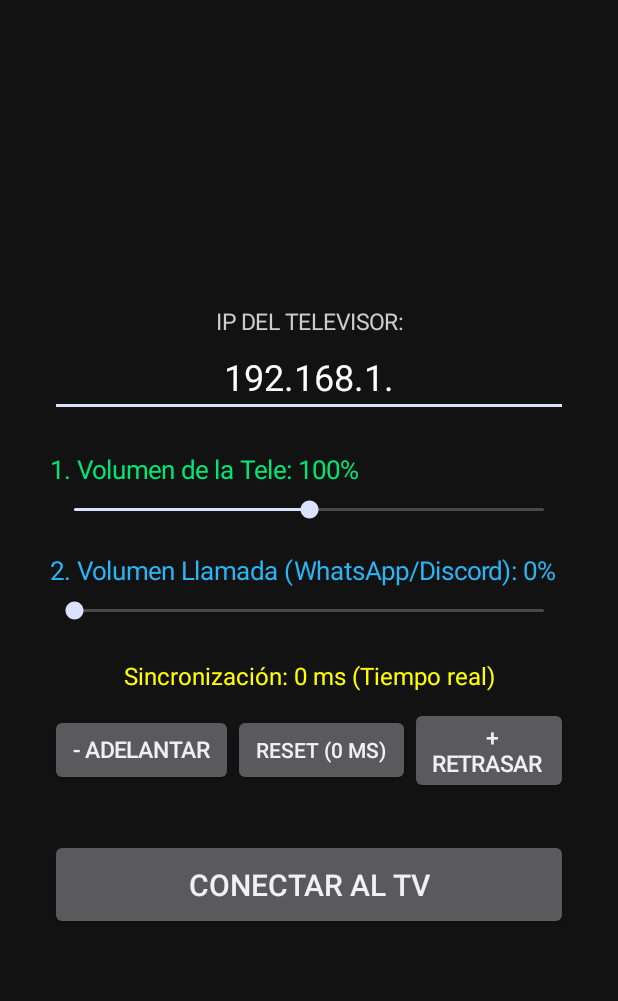
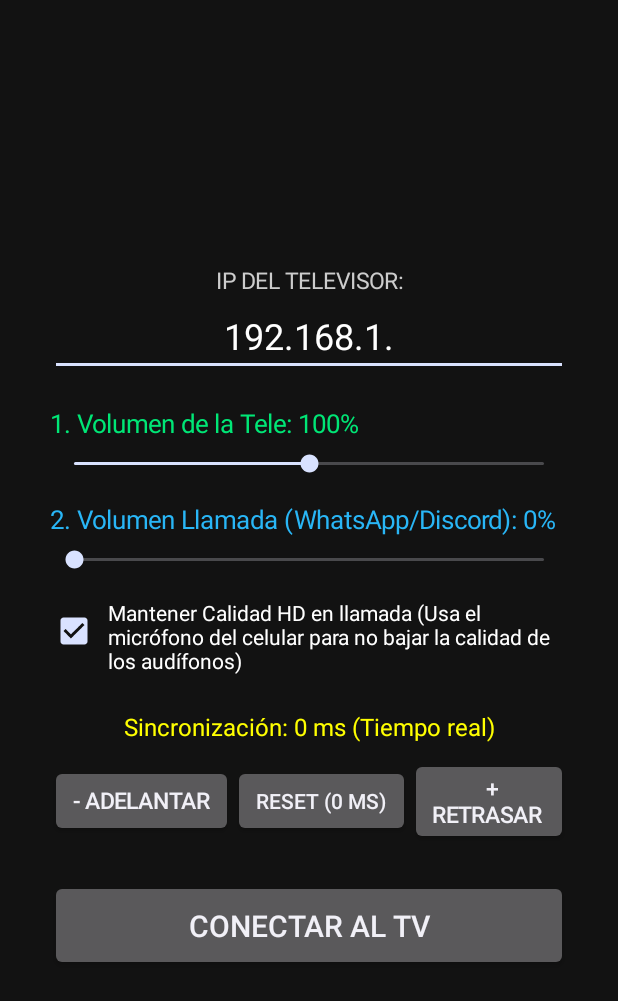
Before and after one commit to bamm23/tv-audio-streamer, an Android app: the screen it shows after launch (MainActivity), on a phone screen of 412 x 824 dp. Shown: the top 1001 px of the screen. Run offline under Robolectric (Android 15) with nearby library versions, the phone set to English and light mode, and no system bars.

Commit message:
Update MainActivity.kt

```diff
--- a/mobile/src/main/java/com/audio/mobile/MainActivity.kt
+++ b/mobile/src/main/java/com/audio/mobile/MainActivity.kt
@@ -39,7 +39,6 @@ class MainActivity : Activity() {
             setPadding(50, 40, 50, 40)
         }
 
-        // --- SECCIÓN 1: CONEXIÓN IP ---
         val tvLabel = TextView(this).apply {
             text = "IP DEL TELEVISOR:"
             textSize = 15f
@@ -55,16 +54,15 @@ class MainActivity : Activity() {
             gravity = Gravity.CENTER
         }
 
-        // --- SECCIÓN 2: VOLUMEN 1 (TELEVISOR CON AMPLIFICADOR 200%) ---
         val tvVolTv = TextView(this).apply {
             text = "1. Volumen de la Tele: ${(ReceiverService.tvVolume * 100).toInt()}%"
             textSize = 17f
             setTextColor(Color.parseColor("#00E676"))
-            setPadding(0, 35, 0, 10)
+            setPadding(0, 30, 0, 10)
         }
 
         val seekVolTv = SeekBar(this).apply {
-            max = 200 // Permite hasta 200% (Amplificador de películas bajas)
+            max = 200
             progress = (ReceiverService.tvVolume * 100).toInt()
             setOnSeekBarChangeListener(object : SeekBar.OnSeekBarChangeListener {
                 override fun onProgressChanged(s: SeekBar?, p: Int, b: Boolean) {
@@ -77,7 +75,6 @@ class MainActivity : Activity() {
             })
         }
 
-        // --- SECCIÓN 3: VOLUMEN 2 (LLAMADA / CELULAR) ---
         val maxCallVol = audioManager.getStreamMaxVolume(AudioManager.STREAM_VOICE_CALL)
         val curCallVol = audioManager.getStreamVolume(AudioManager.STREAM_VOICE_CALL)
 
@@ -85,7 +82,7 @@ class MainActivity : Activity() {
             text = "2. Volumen Llamada (WhatsApp/Discord): ${(curCallVol * 100) / maxOf(1, maxCallVol)}%"
             textSize = 17f
             setTextColor(Color.parseColor("#29B6F6"))
-            setPadding(0, 30, 0, 10)
+            setPadding(0, 25, 0, 10)
         }
 
         val seekVolCall = SeekBar(this).apply {
@@ -93,7 +90,6 @@ class MainActivity : Activity() {
             progress = curCallVol
             setOnSeekBarChangeListener(object : SeekBar.OnSeekBarChangeListener {
                 override fun onProgressChanged(s: SeekBar?, p: Int, b: Boolean) {
-                    // Ajusta el volumen de la llamada en el sistema Android
                     audioManager.setStreamVolume(AudioManager.STREAM_VOICE_CALL, p, 0)
                     val pct = (p * 100) / maxOf(1, maxCallVol)
                     tvVolCall.text = "2. Volumen Llamada (WhatsApp/Discord): $pct%"
@@ -103,13 +99,28 @@ class MainActivity : Activity() {
             })
         }
 
-        // --- SECCIÓN 4: SINCRONIZACIÓN DE LABIOS (- / +) ---
+        // --- INTERRUPTOR PARA FORZAR ALTA CALIDAD (A2DP) EN LLAMADAS ---
+        val chkForceHd = CheckBox(this).apply {
+            text = "Mantener Calidad HD en llamada (Usa el micrófono del celular para no bajar la calidad de los audífonos)"
+            setTextColor(Color.WHITE)
+            textSize = 14f
+            isChecked = ReceiverService.forceHdAudio
+            setPadding(10, 25, 10, 15)
+            setOnCheckedChangeListener { _, isChecked ->
+                ReceiverService.forceHdAudio = isChecked
+                if (isChecked) {
+                    audioManager.isBluetoothScoOn = false
+                    audioManager.stopBluetoothSco()
+                }
+            }
+        }
+
         val tvSyncLabel = TextView(this).apply {
             text = getSyncText(ReceiverService.syncOffsetMs)
             textSize = 16f
             setTextColor(Color.YELLOW)
             gravity = Gravity.CENTER
-            setPadding(0, 35, 0, 15)
+            setPadding(0, 20, 0, 15)
         }
 
         val syncRow = LinearLayout(this).apply {
@@ -121,7 +132,6 @@ class MainActivity : Activity() {
             text = " - Adelantar "
             textSize = 15f
             setOnClickListener {
-                // Reduce delay activando purga agresiva de búfer (hasta -100ms de compensación)
                 ReceiverService.syncOffsetMs = maxOf(-100, ReceiverService.syncOffsetMs - 10)
                 ReceiverService.triggerFlush = true
                 tvSyncLabel.text = getSyncText(ReceiverService.syncOffsetMs)
@@ -151,7 +161,6 @@ class MainActivity : Activity() {
         syncRow.addView(btnZero)
         syncRow.addView(btnPlus)
 
-        // --- SECCIÓN 5: BOTÓN DE CONEXIÓN ---
         val btnConnect = Button(this).apply {
             text = if (ReceiverService.isRunning) "DESCONECTAR" else "CONECTAR AL TV"
             textSize = 20f
@@ -159,7 +168,7 @@ class MainActivity : Activity() {
             val params = LinearLayout.LayoutParams(
                 LinearLayout.LayoutParams.MATCH_PARENT,
                 LinearLayout.LayoutParams.WRAP_CONTENT
-            ).apply { topMargin = 45 }
+            ).apply { topMargin = 35 }
             layoutParams = params
 
             setOnClickListener {
@@ -184,6 +193,7 @@ class MainActivity : Activity() {
         layout.addView(seekVolTv)
         layout.addView(tvVolCall)
         layout.addView(seekVolCall)
+        layout.addView(chkForceHd)
         layout.addView(tvSyncLabel)
         layout.addView(syncRow)
         layout.addView(btnConnect)
@@ -194,7 +204,7 @@ class MainActivity : Activity() {
 
     private fun getSyncText(ms: Int): String {
         return when {
-            ms < 0 -> "Sincronización: $ms ms (Modo Ultra-Rápido / Anti-Delay)"
+            ms < 0 -> "Sincronización: $ms ms (Modo Anti-Delay)"
             ms > 0 -> "Sincronización: +$ms ms (Audio retrasado)"
             else -> "Sincronización: 0 ms (Tiempo real)"
         }
@@ -207,11 +217,11 @@ class ReceiverService : Service() {
         @Volatile var tvVolume = 1.0f
         @Volatile var syncOffsetMs = 0
         @Volatile var triggerFlush = false
+        @Volatile var forceHdAudio = true
         private var audioTrack: AudioTrack? = null
 
         fun updateTvVolume(v: Float) {
             tvVolume = v
-            // Si el volumen es menor o igual a 100%, usa ganancia nativa; si supera 100%, amplifica por software
             try { audioTrack?.setVolume(minOf(1.0f, v)) } catch (e: Exception) {}
         }
     }
@@ -227,8 +237,8 @@ class ReceiverService : Service() {
         val nm = getSystemService(NotificationManager::class.java)
         nm.createNotificationChannel(NotificationChannel(channelId, "Receptor TV", NotificationManager.IMPORTANCE_LOW))
         val notif = Notification.Builder(this, channelId)
-            .setContentTitle("Audio de TV + Llamada Activo")
-            .setContentText("Sincronización y doble volumen activados")
+            .setContentTitle("Audio de TV + Llamada HD Activo")
+            .setContentText("Sonido estéreo 48kHz protegido")
             .setSmallIcon(android.R.drawable.ic_lock_silent_mode_off)
             .build()
 
@@ -250,20 +260,26 @@ class ReceiverService : Service() {
 
     private fun startReceiving(tvIp: String) {
         isRunning = true
+        val audioManager = getSystemService(Context.AUDIO_SERVICE) as AudioManager
+
         socket = DatagramSocket(50006).apply {
-            // Reducir búfer de red del sistema para evitar que se acumulen paquetes viejos
             receiveBufferSize = 3840
         }
 
+        // Hilo que envía latidos al TV y vigila que Discord no degrade la calidad Bluetooth a SCO (8kHz)
         thread {
             val ping = "PING".toByteArray()
             while (isRunning) {
                 try {
+                    if (forceHdAudio && audioManager.isBluetoothScoOn) {
+                        audioManager.isBluetoothScoOn = false
+                        audioManager.stopBluetoothSco()
+                    }
                     val addr = InetAddress.getByName(tvIp)
                     socket?.send(DatagramPacket(ping, ping.size, addr, 50005))
-                    Thread.sleep(2000)
+                    Thread.sleep(1500)
                 } catch (e: Exception) {
-                    try { Thread.sleep(2000) } catch (ex: Exception) {}
+                    try { Thread.sleep(1500) } catch (ex: Exception) {}
                 }
             }
         }
@@ -286,7 +302,6 @@ class ReceiverService : Service() {
                         .setChannelMask(AudioFormat.CHANNEL_OUT_STEREO)
                         .build()
                 )
-                // Búfer físico al mínimo posible para eliminar retraso en audífonos
                 .setBufferSizeInBytes(minBuf)
                 .setTransferMode(AudioTrack.MODE_STREAM)
                 .setPerformanceMode(AudioTrack.PERFORMANCE_MODE_LOW_LATENCY)
@@ -305,7 +320,6 @@ class ReceiverService : Service() {
                     socket?.receive(pkt)
                     packetCounter++
 
-                    // Si el usuario presionó "- Adelantar", vaciamos cualquier paquete acumulado en cola
                     if (triggerFlush) {
                         delayQueue.clear()
                         audioTrack?.pause()
@@ -314,9 +328,8 @@ class ReceiverService : Service() {
                         triggerFlush = false
                     }
 
-                    var dataToPlay = pkt.data.copyOfRange(0, pkt.length)
+                    val dataToPlay = pkt.data.copyOfRange(0, pkt.length)
 
-                    // Si el volumen de la TV está entre 101% y 200%, amplificamos las muestras de audio
                     if (tvVolume > 1.0f) {
                         applyAudioBoost(dataToPlay, tvVolume)
                     }
@@ -324,7 +337,6 @@ class ReceiverService : Service() {
                     val currentOffset = syncOffsetMs
 
                     if (currentOffset > 0) {
-                        // Modo + Retrasar: Cada paquete equivale a 10ms de audio
                         val targetQueueSize = currentOffset / 10
                         delayQueue.add(dataToPlay)
                         if (delayQueue.size > targetQueueSize) {
@@ -334,14 +346,11 @@ class ReceiverService : Service() {
                             }
                         }
                     } else if (currentOffset < 0) {
-                        // Modo - Adelantar (Anti-Delay para audífonos):
-                        // Salta micro-paquetes periódicamente para obligar al audífono a ir al día con el borde en vivo
                         val skipFactor = maxOf(5, 25 + (currentOffset / 5))
                         if (packetCounter % skipFactor != 0) {
                             audioTrack?.write(dataToPlay, 0, dataToPlay.size, AudioTrack.WRITE_NON_BLOCKING)
                         }
                     } else {
-                        // Modo 0ms normal
                         delayQueue.clear()
                         audioTrack?.write(dataToPlay, 0, dataToPlay.size, AudioTrack.WRITE_NON_BLOCKING)
                     }
@@ -350,7 +359,6 @@ class ReceiverService : Service() {
         }
     }
 
-    // Amplificador digital para subir el volumen de la TV hasta el 200% sin distorsión
     private fun applyAudioBoost(pcmBytes: ByteArray, boostFactor: Float) {
         val shortBuf = ByteBuffer.wrap(pcmBytes).order(ByteOrder.nativeOrder()).asShortBuffer()
         for (i in 0 until shortBuf.limit()) {
```
